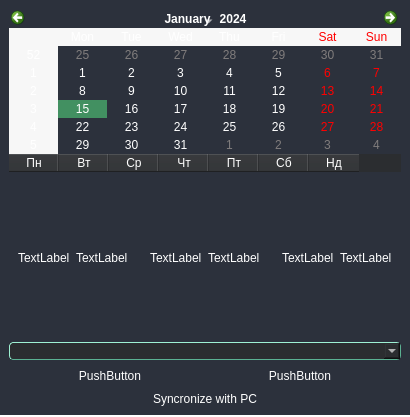
romangolovkou/AQteck_toolMAX, file UI/forms/AqSetRtcWidget.ui: the form before one commit.
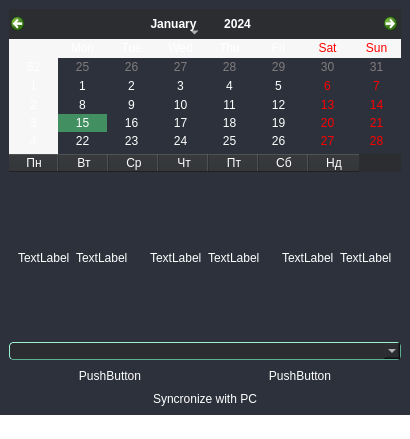
The form after the commit. Icons and pictures are not drawn. Custom widgets are drawn as their Qt base class.

```diff
--- a/UI/forms/AqSetRtcWidget.ui
+++ b/UI/forms/AqSetRtcWidget.ui
@@ -6,8 +6,8 @@
    <rect>
     <x>0</x>
     <y>0</y>
-    <width>360</width>
-    <height>417</height>
+    <width>392</width>
+    <height>439</height>
    </rect>
   </property>
   <property name="windowTitle">
@@ -213,9 +213,28 @@
 }
 
 #qt_calendar_calendarview{
+	outline: 0px;
     background-color: #2c313c;
 }
-</string>
+
+/* Верхняя область навигации                            */
+#qt_calendar_navigationbar {
+    background-color: #2b2d30;
+    min-height: 30px;
+}
+
+QCalendarWidget QToolButton::menu-indicator {
+    image: none;       /* Удалите маленькую стрелку под выбором месяца !!! */
+    subcontrol-position: right center;                /* Право по центру */
+}
+
+#qt_calendar_yearbutton, #qt_calendar_monthbutton {
+    color: white;
+    margin-left: 5px;
+	margin-right: 5px;
+    min-width: 50px;
+    border-radius: 30px;
+}</string>
   </property>
   <layout class="QVBoxLayout" name="verticalLayout">
    <property name="spacing">
```
